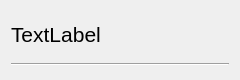
Before: the Qt Designer form notification.ui in Frederick-Rive/project-management, drawn with Qt 5.
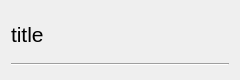
After: the same form once the commit is applied.

```diff
--- a/notification.ui
+++ b/notification.ui
@@ -46,7 +46,7 @@
       </font>
      </property>
      <property name="text">
-      <string>TextLabel</string>
+      <string>title</string>
      </property>
     </widget>
    </item>
```
